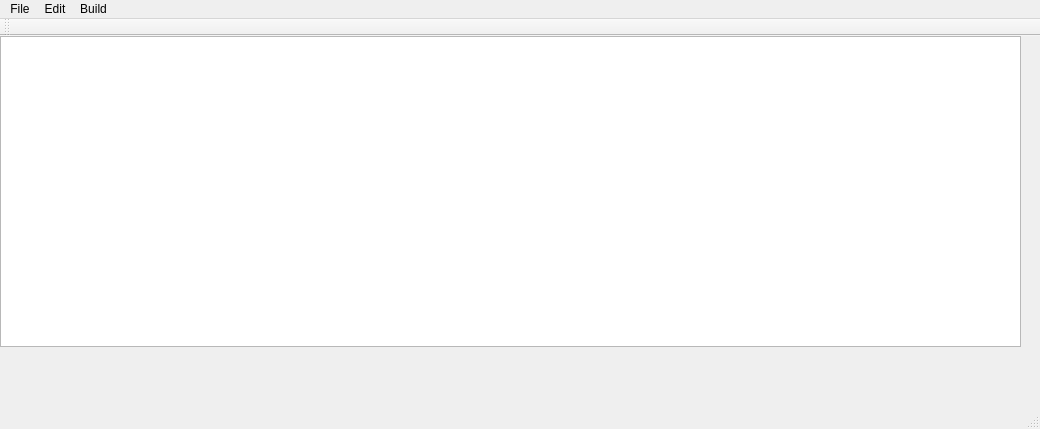
Before: the Qt Designer form mainwindow.ui in libresilicon/qtflow, drawn with Qt 5.
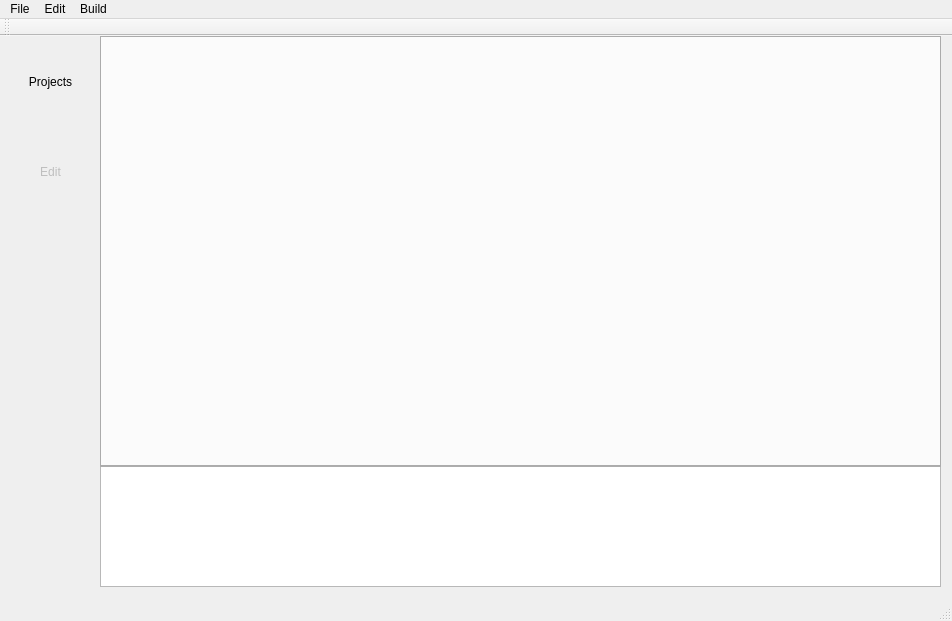
After: the same form once the commit is applied.

```diff
--- a/mainwindow.ui
+++ b/mainwindow.ui
@@ -6,8 +6,8 @@
    <rect>
     <x>0</x>
     <y>0</y>
-    <width>1040</width>
-    <height>429</height>
+    <width>952</width>
+    <height>621</height>
    </rect>
   </property>
   <property name="focusPolicy">
@@ -20,10 +20,55 @@
    <widget class="QPlainTextEdit" name="consoleOut">
     <property name="geometry">
      <rect>
+      <x>100</x>
+      <y>430</y>
+      <width>841</width>
+      <height>121</height>
+     </rect>
+    </property>
+   </widget>
+   <widget class="QPushButton" name="mainProjects">
+    <property name="geometry">
+     <rect>
       <x>0</x>
       <y>0</y>
-      <width>1021</width>
-      <height>311</height>
+      <width>101</width>
+      <height>91</height>
+     </rect>
+    </property>
+    <property name="text">
+     <string>Projects</string>
+    </property>
+    <property name="flat">
+     <bool>true</bool>
+    </property>
+   </widget>
+   <widget class="QPushButton" name="mainEdit">
+    <property name="enabled">
+     <bool>false</bool>
+    </property>
+    <property name="geometry">
+     <rect>
+      <x>0</x>
+      <y>90</y>
+      <width>101</width>
+      <height>91</height>
+     </rect>
+    </property>
+    <property name="text">
+     <string>Edit</string>
+    </property>
+    <property name="flat">
+     <bool>true</bool>
+    </property>
+   </widget>
+   <widget class="QTabWidget" name="tabWidget">
+    <property name="geometry">
+     <rect>
+      <x>100</x>
+      <y>0</y>
+      <width>841</width>
+      <height>431</height>
      </rect>
     </property>
    </widget>
@@ -33,7 +78,7 @@
     <rect>
      <x>0</x>
      <y>0</y>
-     <width>1040</width>
+     <width>952</width>
      <height>25</height>
     </rect>
    </property>
```
